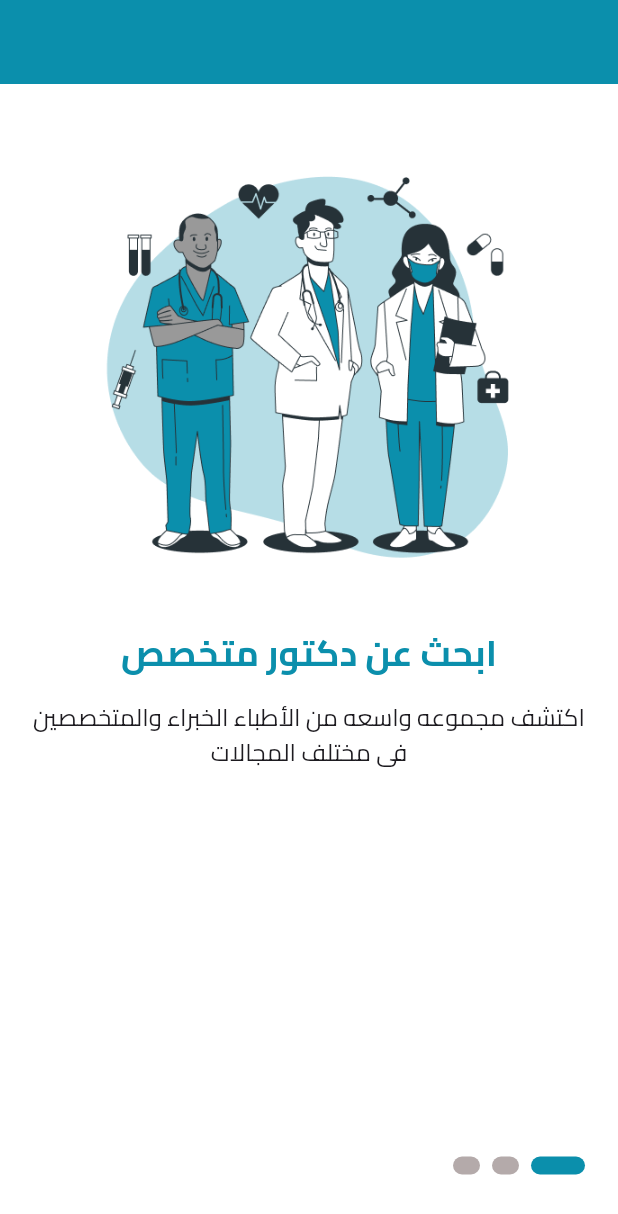
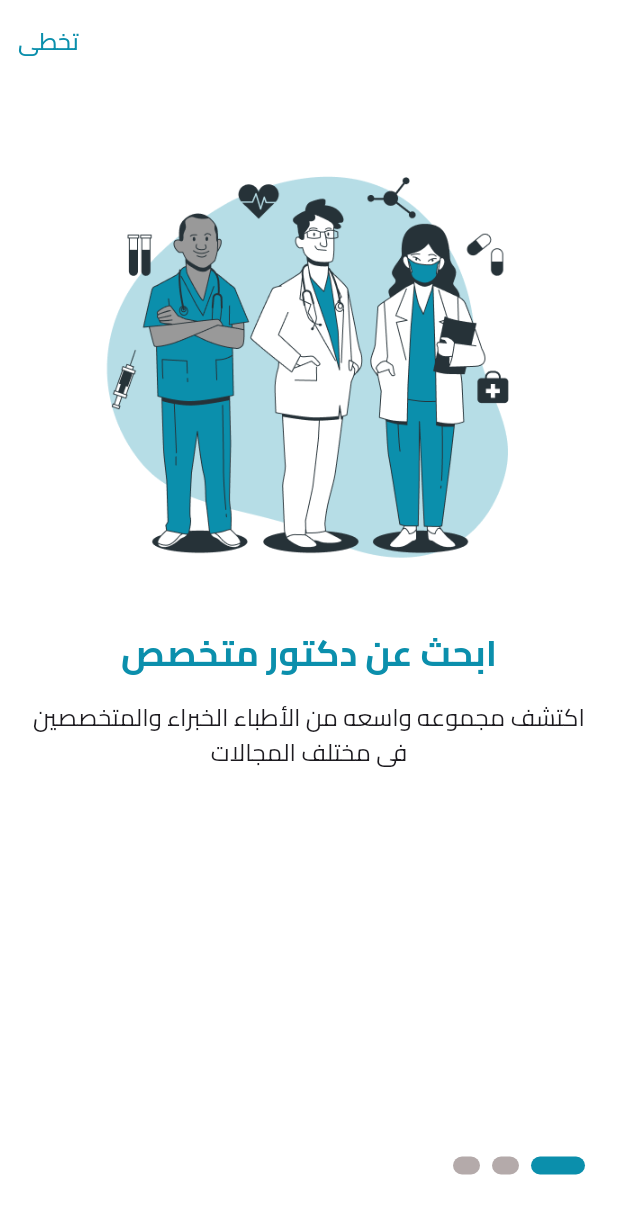
Before and after one commit to mhmedhossam/se7ety, a Flutter app: the screen it shows after launch, on a phone screen of 412 x 824 dp. Shown: the top 1214 px of the screen. Run offline on Flutter 3.47's test engine with Material 3 defaults, Android fonts, the phone set to English and light mode, and no system bars; drawn by our look-alikes of smooth_page_indicator; our stand-ins replace cached_network_image, cloud_firestore, device_preview, dio, easy_localization, firebase_auth and 9 more; missing offline and left inert: cupertino_calendar_picker; accounts and stored records are empty; generated files the repository leaves out were written again.

Commit message:
some edit

```diff
--- a/lib/features/intro/onboarding/onboarding_screen.dart
+++ b/lib/features/intro/onboarding/onboarding_screen.dart
@@ -25,6 +25,7 @@
   Widget build(BuildContext context) {
     return Scaffold(
       appBar: AppBar(
+        backgroundColor: AppColors.backgroundColor,
         actions: [
           if (pageIndex != 2)
             TextButton(
--- a/lib/features/patient/appointment/presentation/cubit/appoint_cubit.dart
+++ b/lib/features/patient/appointment/presentation/cubit/appoint_cubit.dart
@@ -20,6 +20,7 @@
       QuerySnapshot<Map<String, dynamic>> snapshot =
           await appointmentsCollection
               .where("patient-id", isEqualTo: uid)
+              .where("is-complete", isEqualTo: false)
               .get();
 
       List<QueryDocumentSnapshot<Map<String, dynamic>>> docs = snapshot.docs;
```
